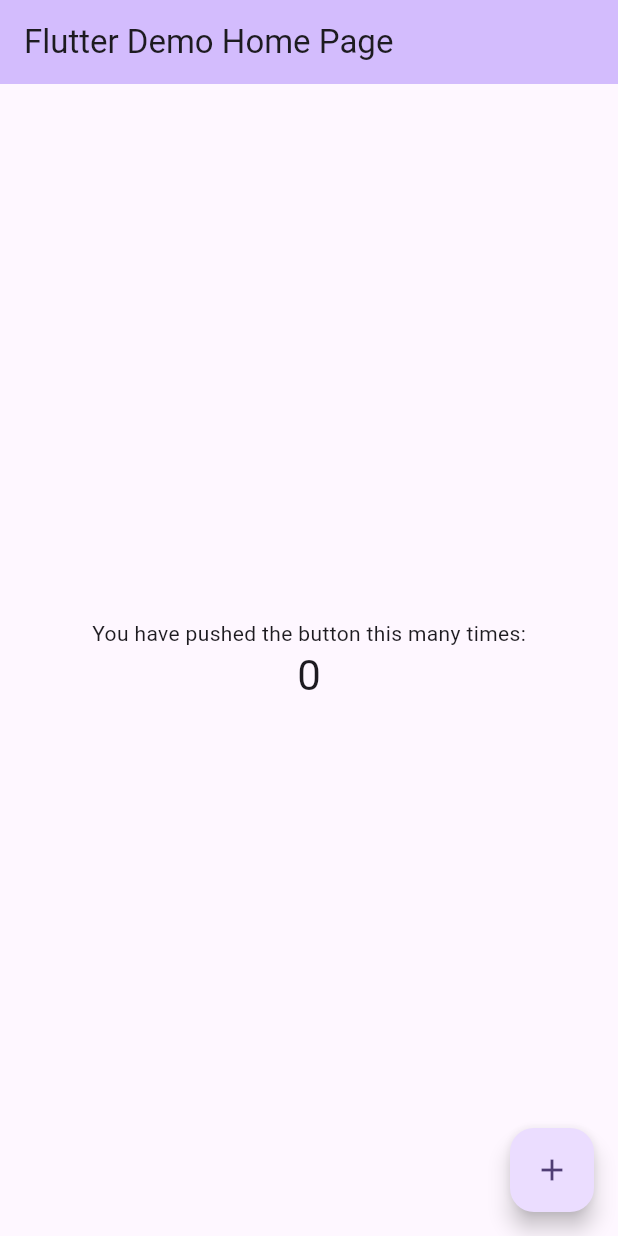
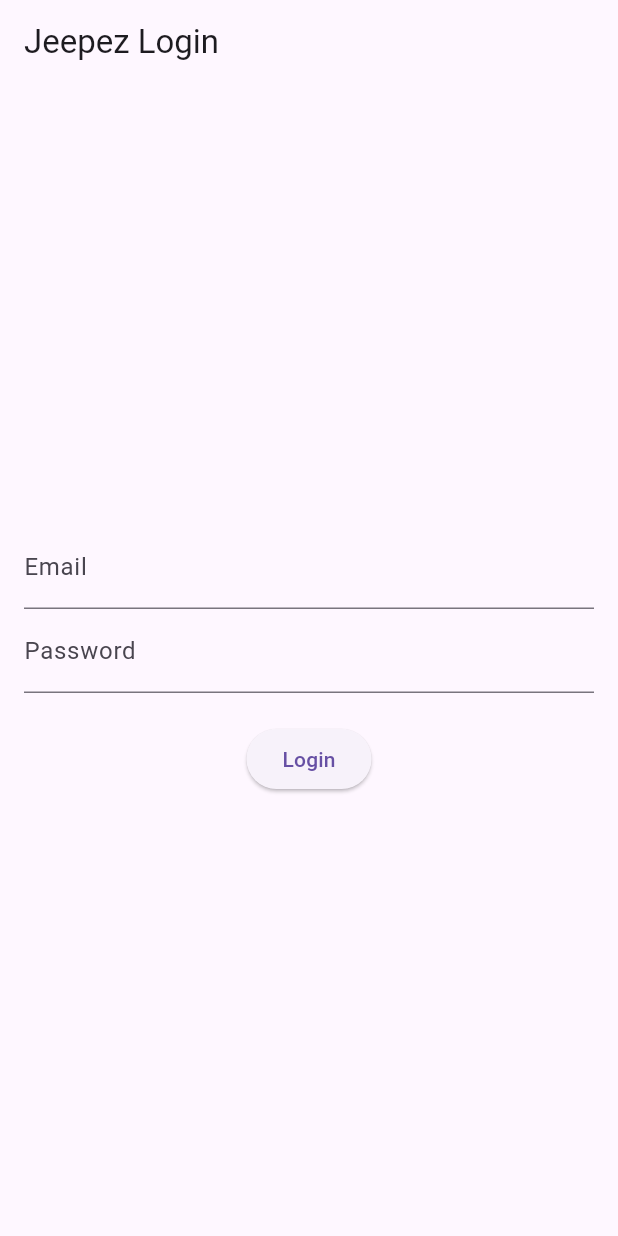
Before and after one commit to Venomous0511/JeepEZ, a Flutter app: the screen it shows after launch, on a phone screen of 412 x 824 dp. Run offline on Flutter 3.47's test engine with Material 3 defaults, Android fonts, the phone set to English and light mode, and no system bars; our stand-ins replace cloud_firestore, firebase_auth, firebase_core; accounts and stored records are empty; generated files the repository leaves out were written again.

Commit message:
Added a Working Login and dashboard with Firebase Auth and Firestore

```diff
--- /dev/null
+++ b/devtools_options.yaml
@@ -0,0 +1,3 @@
+description: This file stores settings for Dart & Flutter DevTools.
+documentation: https://docs.flutter.dev/tools/devtools/extensions#configure-extension-enablement-states
+extensions:
--- a/lib/main.dart
+++ b/lib/main.dart
@@ -1,122 +1,54 @@
 import 'package:flutter/material.dart';
+import 'package:firebase_core/firebase_core.dart';
+import 'firebase_options.dart';
+import 'screens/login_screen.dart';
+import 'screens/dashboards/admin_dashboard.dart';
+import 'screens/dashboards/super_admin_dashboard.dart';
+import 'screens/dashboards/driver_dashboard.dart';
+import 'screens/dashboards/conductor_dashboard.dart';
+import 'screens/dashboards/inspector_dashboard.dart';
+import 'models/app_user.dart';
 
-void main() {
-  runApp(const MyApp());
+void main() async {
+  WidgetsFlutterBinding.ensureInitialized();
+  await Firebase.initializeApp(options: DefaultFirebaseOptions.currentPlatform);
+  runApp(const JeepezApp());
 }
 
-class MyApp extends StatelessWidget {
-  const MyApp({super.key});
+class JeepezApp extends StatelessWidget {
+  const JeepezApp({super.key});
 
-  // This widget is the root of your application.
   @override
   Widget build(BuildContext context) {
     return MaterialApp(
-      title: 'Flutter Demo',
-      theme: ThemeData(
-        // This is the theme of your application.
-        //
-        // TRY THIS: Try running your application with "flutter run". You'll see
-        // the application has a purple toolbar. Then, without quitting the app,
-        // try changing the seedColor in the colorScheme below to Colors.green
-        // and then invoke "hot reload" (save your changes or press the "hot
-        // reload" button in a Flutter-supported IDE, or press "r" if you used
-        // the command line to start the app).
-        //
-        // Notice that the counter didn't reset back to zero; the application
-        // state is not lost during the reload. To reset the state, use hot
-        // restart instead.
-        //
-        // This works for code too, not just values: Most code changes can be
-        // tested with just a hot reload.
-        colorScheme: ColorScheme.fromSeed(seedColor: Colors.deepPurple),
-      ),
-      home: const MyHomePage(title: 'Flutter Demo Home Page'),
+      title: 'Jeepez',
+      debugShowCheckedModeBanner: false,
+      theme: ThemeData(primarySwatch: Colors.blue),
+      home: const LoginScreen(),
     );
   }
 }
 
-class MyHomePage extends StatefulWidget {
-  const MyHomePage({super.key, required this.title});
-
-  // This widget is the home page of your application. It is stateful, meaning
-  // that it has a State object (defined below) that contains fields that affect
-  // how it looks.
-
-  // This class is the configuration for the state. It holds the values (in this
-  // case the title) provided by the parent (in this case the App widget) and
-  // used by the build method of the State. Fields in a Widget subclass are
-  // always marked "final".
-
-  final String title;
-
-  @override
-  State<MyHomePage> createState() => _MyHomePageState();
-}
-
-class _MyHomePageState extends State<MyHomePage> {
-  int _counter = 0;
-
-  void _incrementCounter() {
-    setState(() {
-      // This call to setState tells the Flutter framework that something has
-      // changed in this State, which causes it to rerun the build method below
-      // so that the display can reflect the updated values. If we changed
-      // _counter without calling setState(), then the build method would not be
-      // called again, and so nothing would appear to happen.
-      _counter++;
-    });
-  }
+// Handles role-based navigation after login
+class RoleBasedDashboard extends StatelessWidget {
+  final AppUser user;
+  const RoleBasedDashboard({super.key, required this.user});
 
   @override
   Widget build(BuildContext context) {
-    // This method is rerun every time setState is called, for instance as done
-    // by the _incrementCounter method above.
-    //
-    // The Flutter framework has been optimized to make rerunning build methods
-    // fast, so that you can just rebuild anything that needs updating rather
-    // than having to individually change instances of widgets.
-    return Scaffold(
-      appBar: AppBar(
-        // TRY THIS: Try changing the color here to a specific color (to
-        // Colors.amber, perhaps?) and trigger a hot reload to see the AppBar
-        // change color while the other colors stay the same.
-        backgroundColor: Theme.of(context).colorScheme.inversePrimary,
-        // Here we take the value from the MyHomePage object that was created by
-        // the App.build method, and use it to set our appbar title.
-        title: Text(widget.title),
-      ),
-      body: Center(
-        // Center is a layout widget. It takes a single child and positions it
-        // in the middle of the parent.
-        child: Column(
-          // Column is also a layout widget. It takes a list of children and
-          // arranges them vertically. By default, it sizes itself to fit its
-          // children horizontally, and tries to be as tall as its parent.
-          //
-          // Column has various properties to control how it sizes itself and
-          // how it positions its children. Here we use mainAxisAlignment to
-          // center the children vertically; the main axis here is the vertical
-          // axis because Columns are vertical (the cross axis would be
-          // horizontal).
-          //
-          // TRY THIS: Invoke "debug painting" (choose the "Toggle Debug Paint"
-          // action in the IDE, or press "p" in the console), to see the
-          // wireframe for each widget.
-          mainAxisAlignment: MainAxisAlignment.center,
-          children: <Widget>[
-            const Text('You have pushed the button this many times:'),
-            Text(
-              '$_counter',
-              style: Theme.of(context).textTheme.headlineMedium,
-            ),
-          ],
-        ),
-      ),
-      floatingActionButton: FloatingActionButton(
-        onPressed: _incrementCounter,
-        tooltip: 'Increment',
-        child: const Icon(Icons.add),
-      ), // This trailing comma makes auto-formatting nicer for build methods.
-    );
+    switch (user.role) {
+      case "super_admin":
+        return SuperAdminDashboard(user: user);
+      case "admin":
+        return AdminDashboard(user: user);
+      case "driver":
+        return DriverDashboard(user: user);
+      case "conductor":
+        return ConductorDashboard(user: user);
+      case "inspector":
+        return InspectorDashboard(user: user);
+      default:
+        return const Scaffold(body: Center(child: Text("Unknown role")));
+    }
   }
 }
--- /dev/null
+++ b/lib/models/app_user.dart
@@ -0,0 +1,29 @@
+class AppUser {
+  final String uid;
+  final String email;
+  final String role;
+  final String? name;
+
+  AppUser({
+    required this.uid,
+    required this.email,
+    required this.role,
+    this.name,
+  });
+
+  factory AppUser.fromMap(String uid, Map<String, dynamic> data) {
+    return AppUser(
+      uid: uid,
+      email: data['email'] ?? '',
+      role: data['role'] ?? 'user',
+      name: data['name'],
+    );
+  }
+
+  Map<String, dynamic> toMap() => {
+    'uid': uid,
+    'email': email,
+    'role': role,
+    if (name != null) 'name': name,
+  };
+}
--- /dev/null
+++ b/lib/screens/login_screen.dart
@@ -0,0 +1,79 @@
+import 'package:flutter/material.dart';
+import '../services/auth_service.dart';
+import '../main.dart';
+import '../models/app_user.dart';
+
+class LoginScreen extends StatefulWidget {
+  const LoginScreen({super.key});
+
+  @override
+  State<LoginScreen> createState() => _LoginScreenState();
+}
+
+class _LoginScreenState extends State<LoginScreen> {
+  final emailCtrl = TextEditingController();
+  final passCtrl = TextEditingController();
+  bool loading = false;
+  String error = "";
+
+  @override
+  Widget build(BuildContext context) {
+    return Scaffold(
+      appBar: AppBar(title: const Text("Jeepez Login")),
+      body: Padding(
+        padding: const EdgeInsets.all(16.0),
+        child: Column(
+          mainAxisAlignment: MainAxisAlignment.center,
+          children: [
+            TextField(
+              controller: emailCtrl,
+              decoration: const InputDecoration(labelText: "Email"),
+            ),
+            TextField(
+              controller: passCtrl,
+              obscureText: true,
+              decoration: const InputDecoration(labelText: "Password"),
+            ),
+            const SizedBox(height: 20),
+            if (loading) const CircularProgressIndicator(),
+            if (!loading)
+              ElevatedButton(
+                onPressed: () async {
+                  setState(() {
+                    loading = true;
+                    error = "";
+                  });
+                  try {
+                    AppUser? user = await AuthService().login(
+                      emailCtrl.text.trim(),
+                      passCtrl.text.trim(),
+                    );
+                    if (user != null && context.mounted) {
+                      Navigator.pushReplacement(
+                        context,
+                        MaterialPageRoute(
+                          builder: (_) => RoleBasedDashboard(user: user),
+                        ),
+                      );
+                    } else {
+                      setState(() => error = "User not found");
+                    }
+                  } catch (e) {
+                    setState(() => error = e.toString());
+                  } finally {
+                    setState(() => loading = false);
+                  }
+                },
+                child: const Text("Login"),
+              ),
+            if (error.isNotEmpty)
+              Padding(
+                padding: const EdgeInsets.only(top: 10),
+                child: Text(error, style: const TextStyle(color: Colors.red)),
+              ),
+          ],
+        ),
+      ),
+    );
+  }
+}
--- /dev/null
+++ b/lib/services/auth_service.dart
@@ -0,0 +1,21 @@
+import 'package:firebase_auth/firebase_auth.dart';
+import 'package:cloud_firestore/cloud_firestore.dart';
+import '../models/app_user.dart';
+
+class AuthService {
+  final _auth = FirebaseAuth.instance;
+  final _db = FirebaseFirestore.instance;
+
+  Future<AppUser?> login(String email, String password) async {
+    final cred = await _auth.signInWithEmailAndPassword(
+      email: email, password: password,
+    );
+    final uid = cred.user!.uid;
+
+    final doc = await _db.collection('users').doc(uid).get();
+    if (!doc.exists) return null;
+    return AppUser.fromMap(uid, doc.data() as Map<String, dynamic>);
+  }
+
+  Future<void> logout() => _auth.signOut();
+}
```
Also changed, not shown: lib/screens/dashboards/admin_dashboard.dart (added, +15 -0 lines), lib/screens/dashboards/conductor_dashboard.dart (added, +15 -0 lines), lib/screens/dashboards/driver_dashboard.dart (added, +15 -0 lines), lib/screens/dashboards/inspector_dashboard.dart (added, +15 -0 lines), lib/screens/dashboards/super_admin_dashboard.dart (added, +174 -0 lines), lib/services/firestore_service.dart (added, +18 -0 lines), lib/widgets/employee_form.dart (added, +36 -0 lines), lib/widgets/user_form.dart (added, +51 -0 lines), pubspec.yaml (+6 -71 lines), lib/widgets/loading_widget.dart (added), pubspec.lock, 5 other files.
